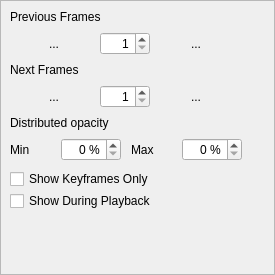
pencil2d/pencil, file app/ui/onionskin.ui: the form before one commit.
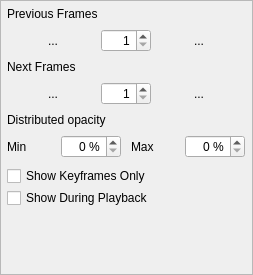
The form after the commit. Icons and pictures are not drawn.

Commit message: OnionSkin widget - adjust margins

```diff
--- a/app/ui/onionskin.ui
+++ b/app/ui/onionskin.ui
@@ -6,7 +6,7 @@
    <rect>
     <x>0</x>
     <y>0</y>
-    <width>275</width>
+    <width>253</width>
     <height>275</height>
    </rect>
   </property>
@@ -59,7 +59,7 @@
          <x>0</x>
          <y>0</y>
          <width>250</width>
-         <height>255</height>
+         <height>254</height>
         </rect>
        </property>
        <property name="maximumSize">
@@ -69,6 +69,18 @@
         </size>
        </property>
        <layout class="QVBoxLayout" name="verticalLayout_3">
+        <property name="leftMargin">
+         <number>6</number>
+        </property>
+        <property name="topMargin">
+         <number>6</number>
+        </property>
+        <property name="rightMargin">
+         <number>6</number>
+        </property>
+        <property name="bottomMargin">
+         <number>6</number>
+        </property>
         <item>
          <layout class="QVBoxLayout" name="verticalLayout_2">
           <property name="spacing">
```
